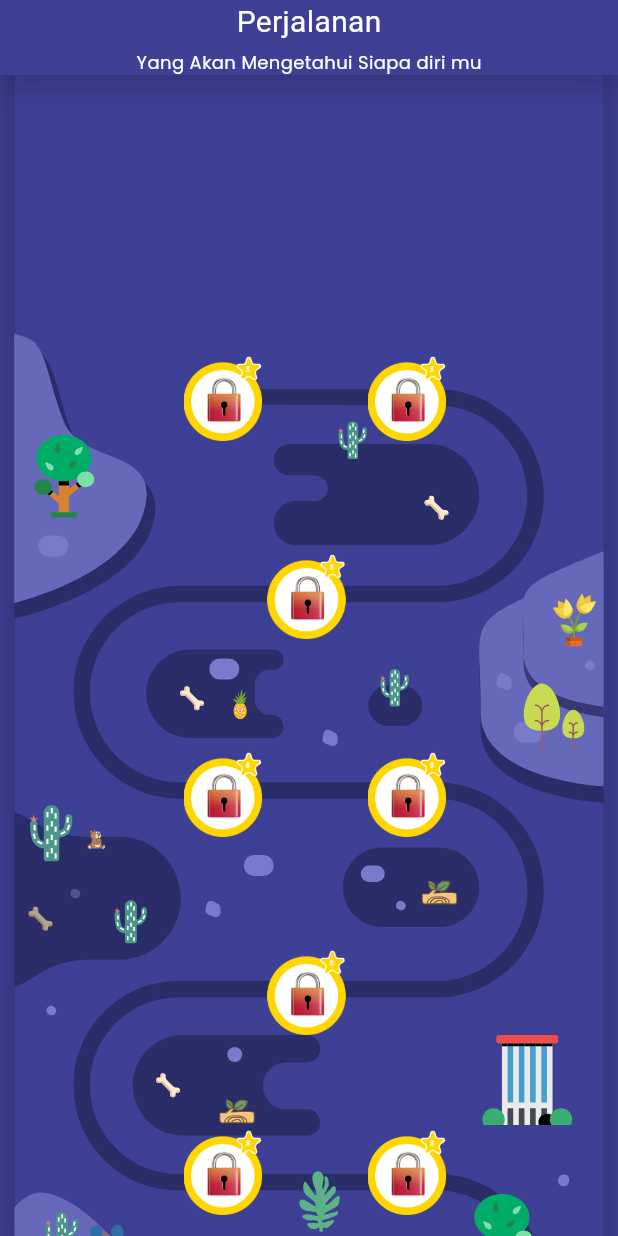
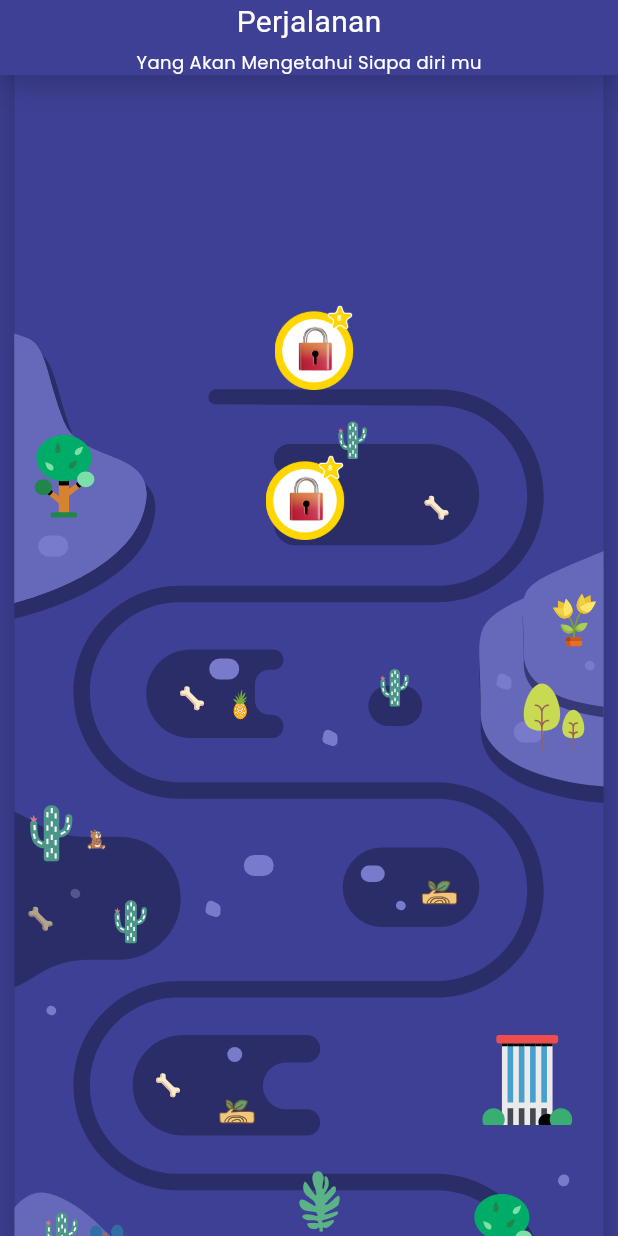
Before and after one commit to reAlpha39/test_role, a Flutter app: the screen it shows after launch, on a phone screen of 412 x 824 dp. Run offline on Flutter 3.47's test engine with Material 2 defaults, Android fonts, the phone set to English and light mode, and no system bars; our stand-ins replace flutter_bloc, flutter_svg, freezed_annotation, get_it, google_fonts, injectable.

Commit message:
fix cannot trigger tap on stack

```diff
--- a/lib/views/src/home_page.dart
+++ b/lib/views/src/home_page.dart
@@ -13,7 +13,7 @@ class HomePage extends StatelessWidget {
     final stepQuestionCubit = context.read<StepQuestionCubit>();
     return Scaffold(
       backgroundColor: const Color(0xff3E4095),
-      body: Stack(
+      body: MultiHitStack(
         children: [
           SingleChildScrollView(
             physics: const ClampingScrollPhysics(),
@@ -39,59 +39,24 @@ class HomePage extends StatelessWidget {
                       ),
                     ),
                     StepQuestion(
-                      offsetDx: 1.2,
-                      offsetDy: 3.9,
-                      onTap: () {},
+                      positionY: 200,
+                      positionX: 5,
+                      onTap: () => print('v'),
                       isClear: stepQuestionCubit.steps[0],
                     ),
                     StepQuestion(
-                      offsetDx: -1,
-                      offsetDy: 3.9,
-                      onTap: () {},
+                      positionY: 300,
+                      positionX: -1,
+                      onTap: () => print('x'),
                       isClear: stepQuestionCubit.steps[1],
-                    ),
-                    StepQuestion(
-                      offsetDx: 0,
-                      offsetDy: 6.1,
-                      onTap: () {},
-                      isClear: false,
-                    ),
-                    StepQuestion(
-                      offsetDx: 1.2,
-                      offsetDy: 8.3,
-                      onTap: () {},
-                      isClear: false,
-                    ),
-                    StepQuestion(
-                      offsetDx: -1,
-                      offsetDy: 8.3,
-                      onTap: () {},
-                      isClear: false,
-                    ),
-                    StepQuestion(
-                      offsetDx: 0,
-                      offsetDy: 10.5,
-                      onTap: () {},
-                      isClear: false,
-                    ),
-                    StepQuestion(
-                      offsetDx: 1.2,
-                      offsetDy: 12.5,
-                      onTap: () {},
-                      isClear: false,
-                    ),
-                    StepQuestion(
-                      offsetDx: -1,
-                      offsetDy: 12.5,
-                      onTap: () {},
-                      isClear: false,
                     ),
                   ],
                 );
               },
             ),
           ),
-          Container(
+          IgnorePointer(
+            child: Container(
               width: double.infinity,
               decoration: BoxDecoration(
                 color: const Color(0xff3E4095),
@@ -127,6 +92,7 @@ class HomePage extends StatelessWidget {
                 ),
               ),
             ),
+          ),
         ],
       ),
     );
--- /dev/null
+++ b/lib/widgets/src/custom_stack.dart
@@ -0,0 +1,75 @@
+import 'package:flutter/material.dart';
+import 'package:flutter/rendering.dart';
+
+class MultiHitStack extends Stack {
+  MultiHitStack({
+    super.key,
+    super.alignment = AlignmentDirectional.topStart,
+    super.textDirection,
+    super.fit = StackFit.loose,
+    super.clipBehavior = Clip.hardEdge,
+    super.children = const <Widget>[],
+  });
+
+  @override
+  RenderMultiHitStack createRenderObject(BuildContext context) {
+    return RenderMultiHitStack(
+      alignment: alignment,
+      textDirection: textDirection ?? Directionality.maybeOf(context),
+      fit: fit,
+      clipBehavior: clipBehavior,
+    );
+  }
+
+  @override
+  void updateRenderObject(
+      BuildContext context, RenderMultiHitStack renderObject) {
+    renderObject
+      ..alignment = alignment
+      ..textDirection = textDirection ?? Directionality.maybeOf(context)
+      ..fit = fit
+      ..clipBehavior = clipBehavior;
+  }
+}
+
+class RenderMultiHitStack extends RenderStack {
+  RenderMultiHitStack({
+    super.children,
+    super.alignment = AlignmentDirectional.topStart,
+    super.textDirection,
+    super.fit = StackFit.loose,
+    super.clipBehavior = Clip.hardEdge,
+  });
+
+  // NOTE MODIFIED FROM [RenderStack.hitTestChildren], i.e. [defaultHitTestChildren]
+  @override
+  bool hitTestChildren(BoxHitTestResult result, {required Offset position}) {
+    // NOTE MODIFIED
+    var childHit = false;
+
+    RenderBox? child = lastChild;
+    while (child != null) {
+      // The x, y parameters have the top left of the node's box as the origin.
+      final StackParentData childParentData =
+          child.parentData! as StackParentData;
+      final bool isHit = result.addWithPaintOffset(
+        offset: childParentData.offset,
+        position: position,
+        hitTest: (BoxHitTestResult result, Offset transformed) {
+          assert(transformed == position - childParentData.offset);
+          return child!.hitTest(result, position: transformed);
+        },
+      );
+
+      // NOTE MODIFIED
+      // if (isHit) return true;
+      childHit |= isHit;
+
+      child = childParentData.previousSibling;
+    }
+
+    // NOTE MODIFIED
+    return childHit;
+    // return false;
+  }
+}
--- a/lib/widgets/src/step.dart
+++ b/lib/widgets/src/step.dart
@@ -3,39 +3,34 @@ import 'package:flutter/material.dart';
 class StepQuestion extends StatelessWidget {
   const StepQuestion({
     super.key,
-    required this.offsetDx,
-    required this.offsetDy,
+    required this.positionY,
+    required this.positionX,
     this.onTap,
     required this.isClear,
   });
 
-  final double offsetDx;
-  final double offsetDy;
+  final double positionY;
+  final double positionX;
   final Function()? onTap;
   final bool isClear;
 
   @override
   Widget build(BuildContext context) {
-    return Center(
-      child: FractionalTranslation(
-        translation: Offset(offsetDx, offsetDy),
-        child: GestureDetector(
-          onTap: isClear ? null : onTap,
-          child: Stack(
-            alignment: Alignment.center,
-            children: [
-              // Image.asset(
-              //   'assets/images/bubble.gif',
-              //   height: 100,
-              //   width: 100,
-              // ),
-              Image.asset(
-                isClear
-                    ? 'assets/icons/done_step.png'
-                    : 'assets/icons/locked_step.png',
-                height: 60,
-              ),
-            ],
+    final halfWidth = (MediaQuery.sizeOf(context).width / 2) - 30;
+    return Positioned(
+      top: positionY,
+      left: halfWidth + (positionX),
+      child: GestureDetector(
+        behavior: HitTestBehavior.translucent,
+        onTap: onTap,
+        child: SizedBox(
+          height: 60,
+          width: 60,
+          child: Image.asset(
+            isClear
+                ? 'assets/icons/done_step.png'
+                : 'assets/icons/locked_step.png',
+            height: 60,
           ),
         ),
       ),
--- a/lib/widgets/widgets.dart
+++ b/lib/widgets/widgets.dart
@@ -1 +1,3 @@
 export 'src/step.dart';
+export 'src/question_dialog.dart';
+export 'src/custom_stack.dart';
```
Also changed, not shown: lib/widgets/src/question_dialog.dart (added, +49 -0 lines). Lines whose indentation alone changed are shown as unchanged.
